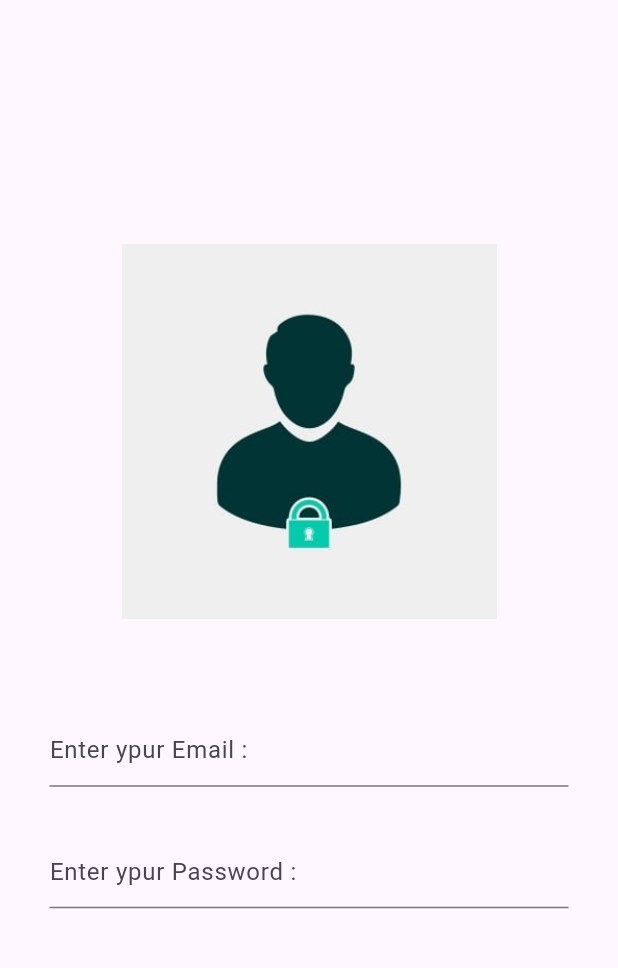
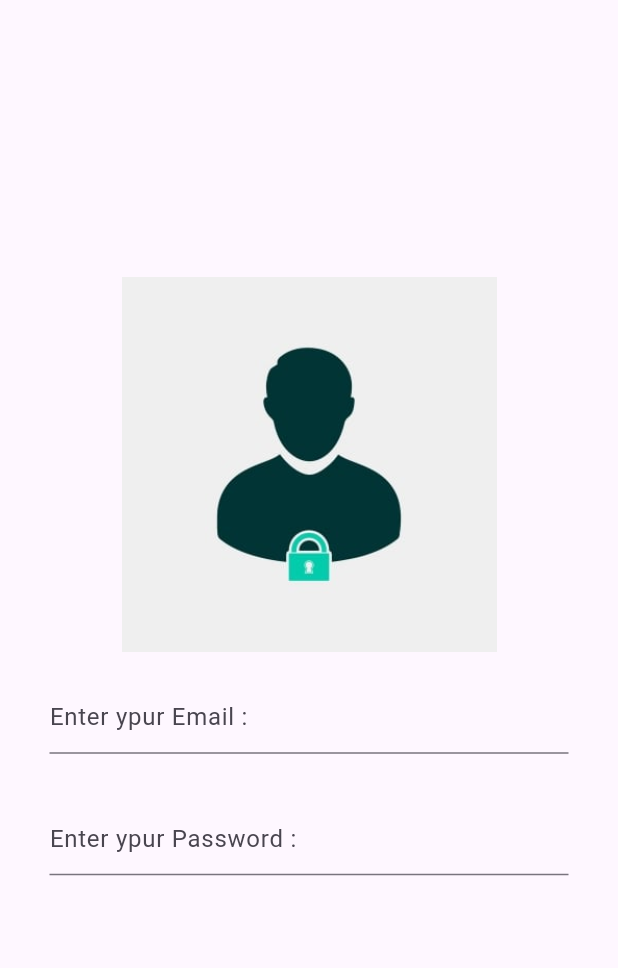
Before and after one commit to OsamaMohammadAbdalaziz/login_page, a Flutter app: the screen it shows after launch, on a phone screen of 412 x 824 dp, the part 84-1052 px from its top. Run offline on Flutter 3.47's test engine with Material 3 defaults, Android fonts, the phone set to English and light mode, and no system bars.

Commit message:
change height for sizedbox

```diff
--- a/login_page/lib/main.dart
+++ b/login_page/lib/main.dart
@@ -32,7 +32,7 @@ class Login extends StatelessWidget {
                     fit: BoxFit.cover,
                   ),
                   const SizedBox(
-                    height: 64,
+                    height: 20,
                   ),
                   const TextField(
                     keyboardType: TextInputType.emailAddress,
```
